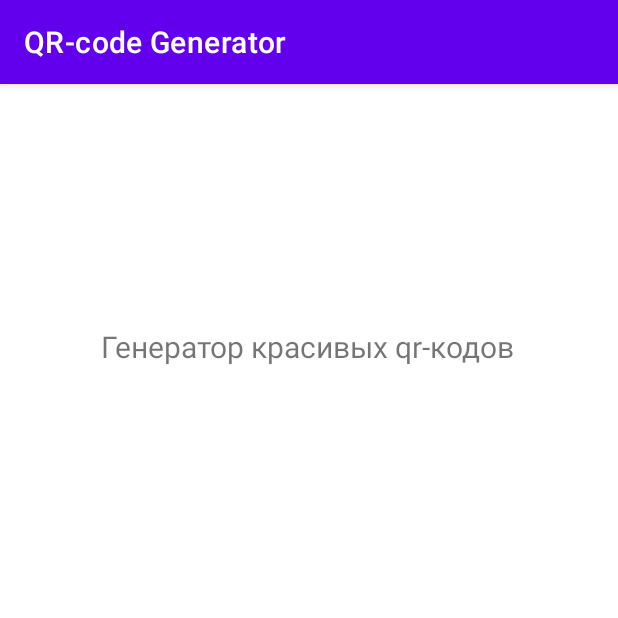
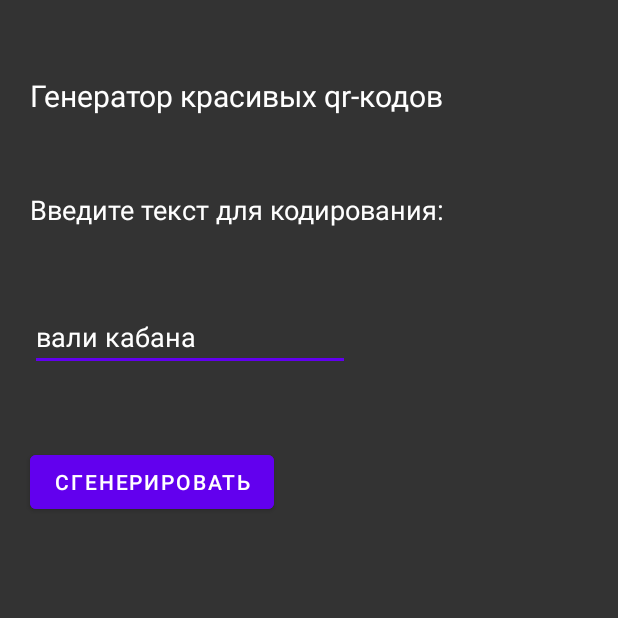
Before and after one commit to rogozhkinegorka/qrCodeGenerator, an Android app: the screen it shows after launch (MainActivity), on a phone screen of 412 x 824 dp, the top half of it. Run offline under Robolectric (Android 15) with nearby library versions, the phone set to English and light mode, and no system bars.

Commit message:
simple design and structure, buttonClick

```diff
--- a/app/src/main/java/com/example/qr_codegenerator/MainActivity.java
+++ b/app/src/main/java/com/example/qr_codegenerator/MainActivity.java
@@ -3,12 +3,33 @@ package com.example.qr_codegenerator;
 import androidx.appcompat.app.AppCompatActivity;
 
 import android.os.Bundle;
+import android.view.View;
+import android.widget.Button;
+import android.widget.EditText;
+import android.widget.TextView;
+import android.widget.Toast;
 
 public class MainActivity extends AppCompatActivity {
+    private TextView appName;
+    private TextView text;
+    private EditText inputText;
+    private Button generateButton;
 
     @Override
     protected void onCreate(Bundle savedInstanceState) {
         super.onCreate(savedInstanceState);
         setContentView(R.layout.activity_main);
+
+        appName = findViewById(R.id.appName);
+        text = findViewById(R.id.text);
+        inputText = findViewById(R.id.inputText);
+        generateButton = findViewById(R.id.generateButton);
+
+        generateButton.setOnClickListener(new View.OnClickListener() {
+            @Override
+            public void onClick(View view) {
+                Toast.makeText(MainActivity.this, "Kolya Loh", Toast.LENGTH_LONG).show();
+            }
+        });
     }
 }
--- a/app/src/main/res/layout/activity_main.xml
+++ b/app/src/main/res/layout/activity_main.xml
@@ -1,21 +1,68 @@
 <?xml version="1.0" encoding="utf-8"?>
-<androidx.constraintlayout.widget.ConstraintLayout xmlns:android="http://schemas.android.com/apk/res/android"
+<RelativeLayout xmlns:android="http://schemas.android.com/apk/res/android"
     xmlns:app="http://schemas.android.com/apk/res-auto"
     xmlns:tools="http://schemas.android.com/tools"
     android:layout_width="match_parent"
     android:layout_height="match_parent"
+    android:background="@color/backGroundColor"
     tools:context=".MainActivity">
 
     <TextView
-        android:layout_width="wrap_content"
+        android:id="@+id/appName"
+        android:layout_width="match_parent"
         android:layout_height="wrap_content"
         android:text="Генератор красивых qr-кодов"
         android:textSize="20sp"
+        android:textColor="@color/textColor"
+        android:layout_marginTop="50sp"
+        android:layout_marginLeft="20sp"
         app:layout_constraintBottom_toBottomOf="parent"
         app:layout_constraintHorizontal_bias="0.496"
         app:layout_constraintLeft_toLeftOf="parent"
         app:layout_constraintRight_toRightOf="parent"
         app:layout_constraintTop_toTopOf="parent"
-        app:layout_constraintVertical_bias="0.218" />
+        app:layout_constraintVertical_bias="0.177"
+        tools:ignore="InvalidId" />
 
-</androidx.constraintlayout.widget.ConstraintLayout>
+    <TextView
+        android:id="@+id/text"
+        android:layout_width="wrap_content"
+        android:layout_height="wrap_content"
+        android:text="Введите текст для кодирования:"
+        android:layout_marginTop="50sp"
+        android:layout_marginLeft="20sp"
+        android:textSize="18sp"
+        android:layout_below="@id/appName"
+        android:textColor="@color/textColor"
+        tools:layout_editor_absoluteX="173dp"
+        tools:layout_editor_absoluteY="198dp"
+        tools:ignore="InvalidId" />
+
+    <EditText
+        android:id="@+id/inputText"
+        android:layout_width="wrap_content"
+        android:layout_height="wrap_content"
+        android:ems="10"
+        android:inputType="textPersonName"
+        android:hint="вали кабана"
+        android:layout_below="@id/text"
+        android:backgroundTint="@color/purple_500"
+        android:layout_marginTop="50sp"
+        android:layout_marginLeft="20sp"
+        android:textColorHint="@color/textColor"
+        tools:layout_editor_absoluteX="65dp"
+        tools:layout_editor_absoluteY="287dp" />
+
+    <Button
+        android:id="@+id/generateButton"
+        android:layout_width="wrap_content"
+        android:layout_height="wrap_content"
+        android:layout_below="@id/inputText"
+        android:layout_marginLeft="20sp"
+        android:layout_marginTop="50sp"
+        android:backgroundTint="@color/purple_500"
+
+        android:text="Сгенерировать"
+        app:backgroundTint="#FFFFFF" />
+
+</RelativeLayout>
--- a/app/src/main/res/values/colors.xml
+++ b/app/src/main/res/values/colors.xml
@@ -7,4 +7,6 @@
     <color name="teal_700">#FF018786</color>
     <color name="black">#FF000000</color>
     <color name="white">#FFFFFFFF</color>
+    <color name="backGroundColor">#333</color>
+    <color name="textColor">#FFFFFFFF</color>
 </resources>
--- a/app/src/main/res/values/themes.xml
+++ b/app/src/main/res/values/themes.xml
@@ -1,6 +1,6 @@
 <resources xmlns:tools="http://schemas.android.com/tools">
     <!-- Base application theme. -->
-    <style name="Theme.QRcodeGenerator" parent="Theme.MaterialComponents.DayNight.DarkActionBar">
+    <style name="Theme.QRcodeGenerator" parent="Theme.MaterialComponents.DayNight.NoActionBar">
         <!-- Primary brand color. -->
         <item name="colorPrimary">@color/purple_500</item>
         <item name="colorPrimaryVariant">@color/purple_700</item>
```
